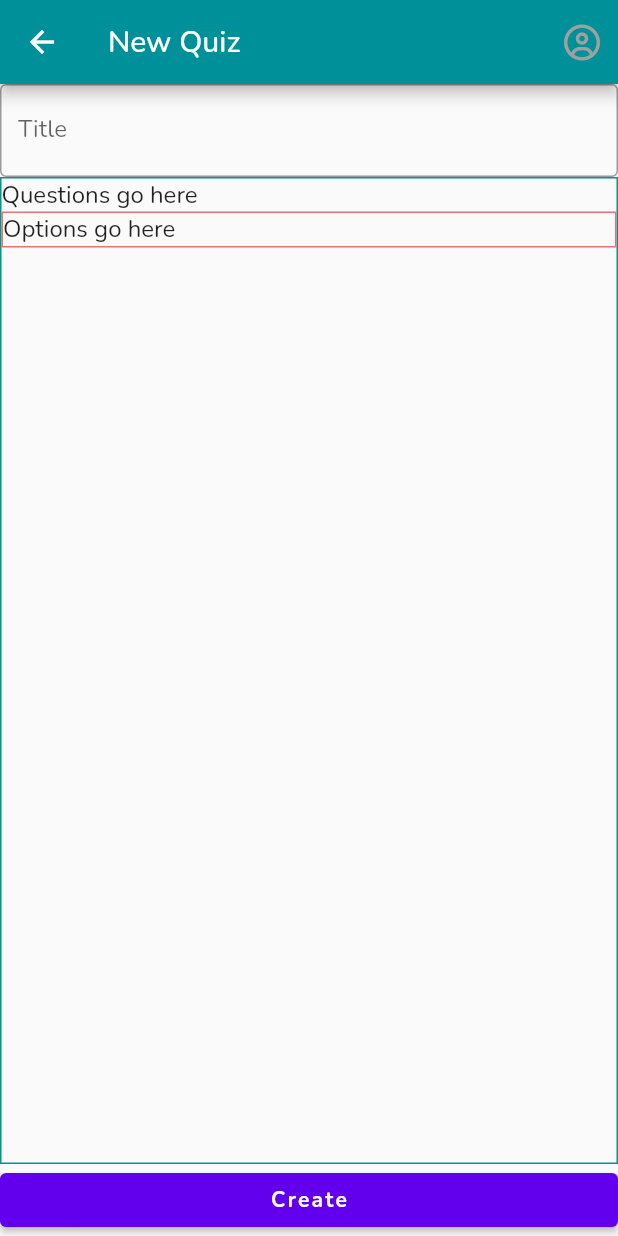
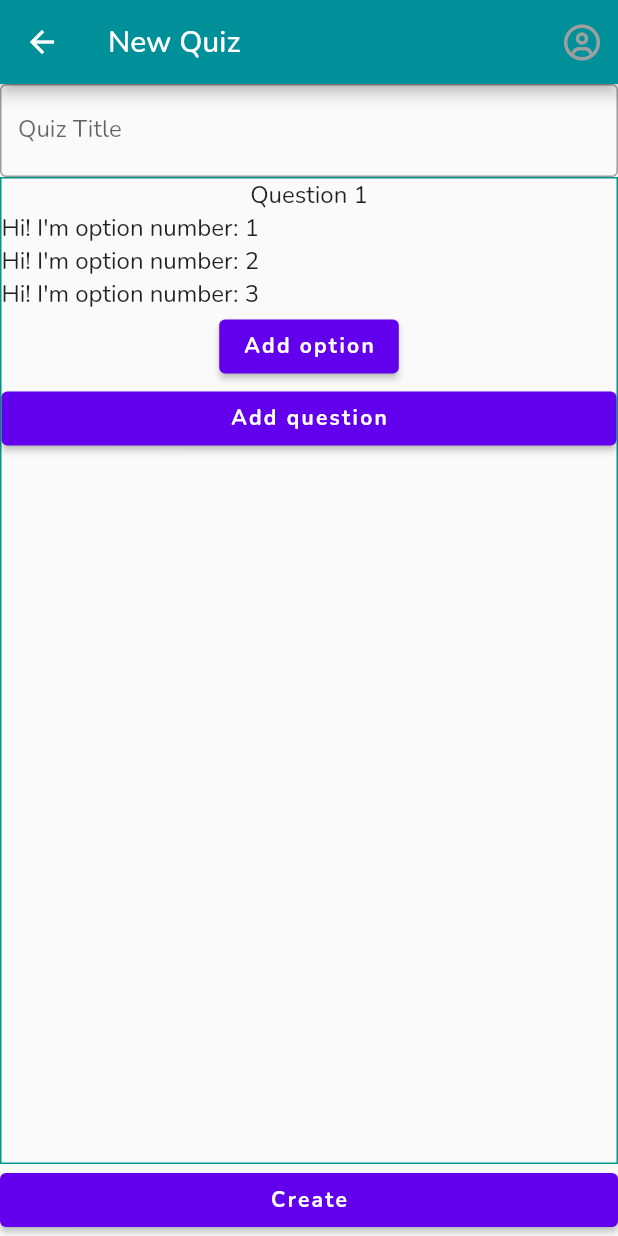
Before and after one commit to ChariseWalraven/quiz_app, a Flutter app: the NewQuizScreen screen opened by its route, on a phone screen of 412 x 824 dp. Run offline on Flutter 3.47's test engine with Material 2 defaults, Android fonts, the light colour scheme and no system bars; our stand-ins replace cloud_firestore, firebase_auth, firebase_core, font_awesome_flutter, google_fonts, google_sign_in and 1 more; accounts and stored records are empty.

Commit message:
adds some basic ui with dummy data

```diff
--- a/lib/quiz/new_quiz.dart
+++ b/lib/quiz/new_quiz.dart
@@ -29,17 +29,32 @@ class NewQuizScreen extends StatelessWidget {
           )
         ],
       ),
-      body: SafeArea(
+      body: const SafeArea(
         child: NewQuizForm(),
       ),
     );
   }
 }
 
-class NewQuizForm extends StatelessWidget {
-  NewQuizForm({super.key});
+class NewQuizForm extends StatefulWidget {
+  const NewQuizForm({super.key});
 
+  @override
+  State<NewQuizForm> createState() => _NewQuizFormState();
+}
+
+class _NewQuizFormState extends State<NewQuizForm> {
   final _titleController = TextEditingController();
+  final List _questions = [Question.fromJson(_questionJSON)];
+
+  String? _unimplimentedValidator(String? inputValue) {
+    debugPrint("User entered: $inputValue");
+    return "this validator has not been implemented";
+  }
+
+  void _unimplimentedOnPress() {
+    throw UnimplementedError("OnPress Unimplimented!");
+  }
 
   @override
   Widget build(BuildContext context) {
@@ -48,27 +63,62 @@ class NewQuizForm extends StatelessWidget {
         mainAxisAlignment: MainAxisAlignment.spaceBetween,
         crossAxisAlignment: CrossAxisAlignment.stretch,
         children: [
-          TitleFormField(controller: _titleController),
+          TextFormField(
+            decoration: const InputDecoration(
+              labelText: "Quiz Title",
+              border: OutlineInputBorder(),
+            ),
+            controller: _titleController,
+            validator: _unimplimentedValidator,
+          ),
           Expanded(
             child: Container(
               decoration: BoxDecoration(border: Border.all(color: Colors.teal)),
               child: Column(
                 crossAxisAlignment: CrossAxisAlignment.stretch,
                 children: [
-                  const Text("Questions go here"),
-                  Container(
-                    decoration: BoxDecoration(
-                        border: Border.all(color: Colors.red.shade300)),
-                    child: const Text("Options go here"),
+                  ListView.builder(
+                    shrinkWrap: true,
+                    itemCount: _questions.length,
+                    itemBuilder: _questionBuilder,
+                  ),
+                  ElevatedButton(
+                    onPressed: _unimplimentedOnPress,
+                    child: const Text("Add question"),
                   ),
                 ],
               ),
             ),
           ),
-          CreateButton(onSubmit: () => debugPrint("whoop!"))
+          CreateButton(onSubmit: _unimplimentedOnPress)
         ],
       ),
     );
+  }
+
+  Widget _questionBuilder(BuildContext context, int index) {
+    Question question = _questions[index];
+
+    debugPrint(_questions[index].text);
+
+    return Column(
+      children: [
+        Text(question.text),
+        ListView.builder(
+          shrinkWrap: true,
+          itemCount: question.options.length,
+          itemBuilder: _optionBuilder,
+        ),
+        ElevatedButton(
+          onPressed: _unimplimentedOnPress,
+          child: const Text("Add option"),
+        ),
+      ],
+    );
+  }
+
+  Widget _optionBuilder(context, index) {
+    return Text("Hi! I'm option number: ${index + 1}");
   }
 }
 
```
